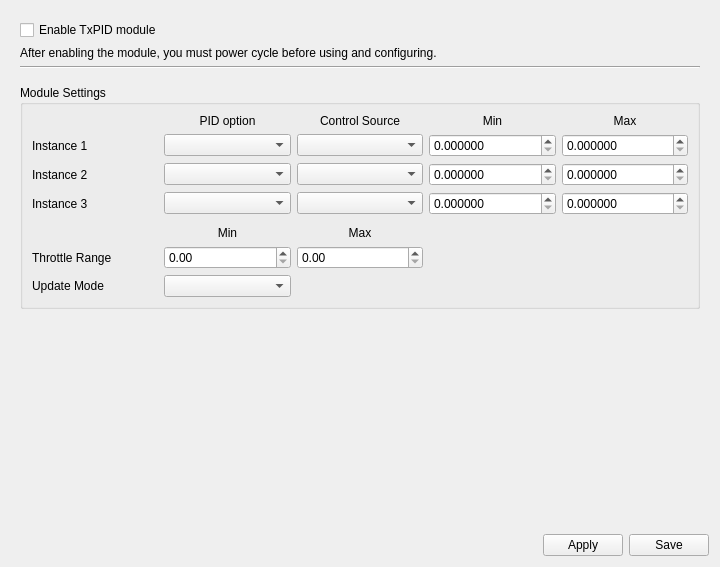
Before: the Qt Designer form ground/openpilotgcs/src/plugins/config/txpid.ui in openpilot/OpenPilot, drawn with Qt 5.
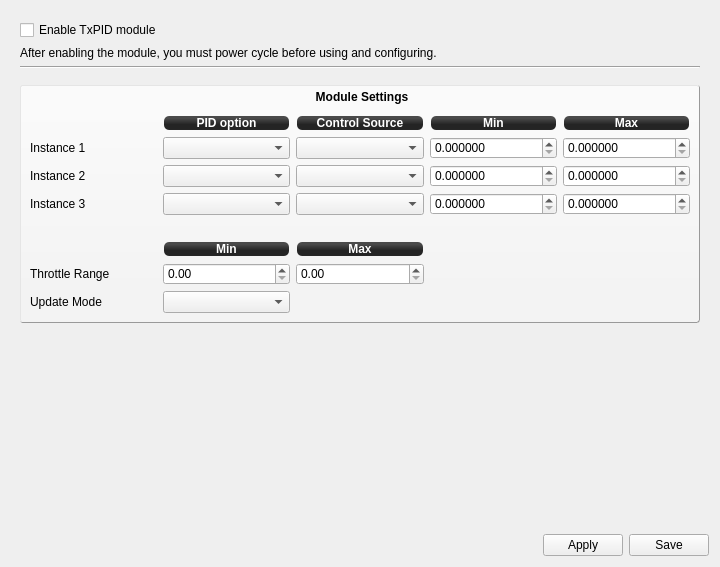
After: the same form once the commit is applied.

Commit message: Made the config look-and-feel more consistent according to the stabilization panel

```diff
--- a/ground/openpilotgcs/src/plugins/config/txpid.ui
+++ b/ground/openpilotgcs/src/plugins/config/txpid.ui
@@ -28,7 +28,7 @@
         <x>0</x>
         <y>0</y>
         <width>702</width>
-        <height>497</height>
+        <height>489</height>
        </rect>
       </property>
       <layout class="QVBoxLayout" name="verticalLayout_2">
@@ -93,12 +93,36 @@
            <height>100</height>
           </size>
          </property>
+         <property name="styleSheet">
+          <string notr="true">#groupBox_6{
+background-color: qlineargradient(spread:pad, x1:0.507, y1:0.869318, x2:0.507, y2:0.0965909, stop:0 rgba(243, 243, 243, 255), stop:1 rgba(250, 250, 250, 255));
+border: 1px outset #999;
+border-radius: 3;
+font:bold;
+}
+
+QGroupBox::title {
+     subcontrol-origin: margin;
+     subcontrol-position: top center; /* position at the top center */
+     padding: 0 3px;
+     background-color: qlineargradient(x1: 0, y1: 0, x2: 0, y2: 1,
+                                       stop: 0 #FFOECE, stop: 1 #FFFFFF);
+	top: 5px;
+ }</string>
+         </property>
          <property name="title">
           <string>Module Settings</string>
          </property>
          <layout class="QGridLayout" name="gridLayout">
-          <item row="0" column="1">
+          <item row="1" column="1">
            <widget class="QLabel" name="label_51">
+            <property name="styleSheet">
+             <string notr="true">background-color: qlineargradient(spread:reflect, x1:0.507, y1:0, x2:0.507, y2:0.772, stop:0.208955 rgba(74, 74, 74, 255), stop:0.78607 rgba(36, 36, 36, 255));
+color: rgb(255, 255, 255);
+border-radius: 5;
+font: bold 12px;
+margin:1px;</string>
+            </property>
             <property name="text">
              <string>PID option</string>
             </property>
@@ -107,8 +131,15 @@
             </property>
            </widget>
           </item>
-          <item row="0" column="2">
+          <item row="1" column="2">
            <widget class="QLabel" name="label_50">
+            <property name="styleSheet">
+             <string notr="true">background-color: qlineargradient(spread:reflect, x1:0.507, y1:0, x2:0.507, y2:0.772, stop:0.208955 rgba(74, 74, 74, 255), stop:0.78607 rgba(36, 36, 36, 255));
+color: rgb(255, 255, 255);
+border-radius: 5;
+font: bold 12px;
+margin:1px;</string>
+            </property>
             <property name="text">
              <string>Control Source</string>
             </property>
@@ -117,8 +148,15 @@
             </property>
            </widget>
           </item>
-          <item row="0" column="3">
+          <item row="1" column="3">
            <widget class="QLabel" name="label_49">
+            <property name="styleSheet">
+             <string notr="true">background-color: qlineargradient(spread:reflect, x1:0.507, y1:0, x2:0.507, y2:0.772, stop:0.208955 rgba(74, 74, 74, 255), stop:0.78607 rgba(36, 36, 36, 255));
+color: rgb(255, 255, 255);
+border-radius: 5;
+font: bold 12px;
+margin:1px;</string>
+            </property>
             <property name="text">
              <string>Min</string>
             </property>
@@ -127,8 +165,15 @@
             </property>
            </widget>
           </item>
-          <item row="0" column="4">
+          <item row="1" column="4">
            <widget class="QLabel" name="label">
+            <property name="styleSheet">
+             <string notr="true">background-color: qlineargradient(spread:reflect, x1:0.507, y1:0, x2:0.507, y2:0.772, stop:0.208955 rgba(74, 74, 74, 255), stop:0.78607 rgba(36, 36, 36, 255));
+color: rgb(255, 255, 255);
+border-radius: 5;
+font: bold 12px;
+margin:1px;</string>
+            </property>
             <property name="text">
              <string>Max</string>
             </property>
@@ -137,14 +182,14 @@
             </property>
            </widget>
           </item>
-          <item row="1" column="0">
+          <item row="2" column="0">
            <widget class="QLabel" name="label_47">
             <property name="text">
              <string>Instance 1</string>
             </property>
            </widget>
           </item>
-          <item row="1" column="1">
+          <item row="2" column="1">
            <widget class="QComboBox" name="PID1">
             <property name="toolTip">
              <string>Select PID option or option pair to update.
@@ -152,7 +197,7 @@
             </property>
            </widget>
           </item>
-          <item row="1" column="2">
+          <item row="2" column="2">
            <widget class="QComboBox" name="Input1">
             <property name="toolTip">
              <string>Select input used as a control source for this instance.
@@ -172,7 +217,7 @@
             </property>
            </widget>
           </item>
-          <item row="1" column="3">
+          <item row="2" column="3">
            <widget class="QDoubleSpinBox" name="MinPID1">
             <property name="toolTip">
              <string>Minimum PID value mapped to Accessory channel = 0 or
@@ -186,7 +231,7 @@
             </property>
            </widget>
           </item>
-          <item row="1" column="4">
+          <item row="2" column="4">
            <widget class="QDoubleSpinBox" name="MaxPID1">
             <property name="toolTip">
              <string>Maximum PID value mapped to Accessory channel = 1 or
@@ -200,14 +245,14 @@
             </property>
            </widget>
           </item>
-          <item row="2" column="0">
+          <item row="3" column="0">
            <widget class="QLabel" name="label_48">
             <property name="text">
              <string>Instance 2</string>
             </property>
            </widget>
           </item>
-          <item row="2" column="1">
+          <item row="3" column="1">
            <widget class="QComboBox" name="PID2">
             <property name="toolTip">
              <string>Select PID option or option pair to update.
@@ -215,7 +260,7 @@
             </property>
            </widget>
           </item>
-          <item row="2" column="2">
+          <item row="3" column="2">
            <widget class="QComboBox" name="Input2">
             <property name="toolTip">
              <string>Select input used as a control source for this instance.
@@ -235,7 +280,7 @@
             </property>
            </widget>
           </item>
-          <item row="2" column="3">
+          <item row="3" column="3">
            <widget class="QDoubleSpinBox" name="MinPID2">
             <property name="toolTip">
              <string>Minimum PID value mapped to Accessory channel = 0 or
@@ -249,7 +294,7 @@
             </property>
            </widget>
           </item>
-          <item row="2" column="4">
+          <item row="3" column="4">
            <widget class="QDoubleSpinBox" name="MaxPID2">
             <property name="toolTip">
              <string>Maximum PID value mapped to Accessory channel = 1 or
@@ -263,14 +308,14 @@
             </property>
            </widget>
           </item>
-          <item row="3" column="0">
+          <item row="4" column="0">
            <widget class="QLabel" name="label_52">
             <property name="text">
              <string>Instance 3</string>
             </property>
            </widget>
           </item>
-          <item row="3" column="1">
+          <item row="4" column="1">
            <widget class="QComboBox" name="PID3">
             <property name="toolTip">
              <string>Select PID option or option pair to update.
@@ -278,7 +323,7 @@
             </property>
            </widget>
           </item>
-          <item row="3" column="2">
+          <item row="4" column="2">
            <widget class="QComboBox" name="Input3">
             <property name="toolTip">
              <string>Select input used as a control source for this instance.
@@ -298,7 +343,7 @@
             </property>
            </widget>
           </item>
-          <item row="3" column="3">
+          <item row="4" column="3">
            <widget class="QDoubleSpinBox" name="MinPID3">
             <property name="toolTip">
              <string>Minimum PID value mapped to Accessory channel = 0 or
@@ -312,7 +357,7 @@
             </property>
            </widget>
           </item>
-          <item row="3" column="4">
+          <item row="4" column="4">
            <widget class="QDoubleSpinBox" name="MaxPID3">
             <property name="toolTip">
              <string>Maximum PID value mapped to Accessory channel = 1 or
@@ -326,14 +371,14 @@
             </property>
            </widget>
           </item>
-          <item row="7" column="0">
+          <item row="8" column="0">
            <widget class="QLabel" name="label_2">
             <property name="text">
              <string>Update Mode</string>
             </property>
            </widget>
           </item>
-          <item row="7" column="1">
+          <item row="8" column="1">
            <widget class="QComboBox" name="UpdateMode">
             <property name="toolTip">
              <string>PID values update mode which can be set to:
@@ -349,14 +394,14 @@
             </property>
            </widget>
           </item>
-          <item row="6" column="0">
+          <item row="7" column="0">
            <widget class="QLabel" name="label_3">
             <property name="text">
              <string>Throttle Range</string>
             </property>
            </widget>
           </item>
-          <item row="6" column="1">
+          <item row="7" column="1">
            <widget class="QDoubleSpinBox" name="ThrottleMin">
             <property name="toolTip">
              <string>Throttle channel lower bound mapped to PID Min value</string>
@@ -369,7 +414,7 @@
             </property>
            </widget>
           </item>
-          <item row="6" column="2">
+          <item row="7" column="2">
            <widget class="QDoubleSpinBox" name="ThrottleMax">
             <property name="toolTip">
              <string>Throttle channel upper bound mapped to PID Max value</string>
@@ -382,8 +427,15 @@
             </property>
            </widget>
           </item>
-          <item row="5" column="1">
+          <item row="6" column="1">
            <widget class="QLabel" name="label_4">
+            <property name="styleSheet">
+             <string notr="true">background-color: qlineargradient(spread:reflect, x1:0.507, y1:0, x2:0.507, y2:0.772, stop:0.208955 rgba(74, 74, 74, 255), stop:0.78607 rgba(36, 36, 36, 255));
+color: rgb(255, 255, 255);
+border-radius: 5;
+font: bold 12px;
+margin:1px;</string>
+            </property>
             <property name="text">
              <string>Min</string>
             </property>
@@ -392,8 +444,15 @@
             </property>
            </widget>
           </item>
-          <item row="5" column="2">
+          <item row="6" column="2">
            <widget class="QLabel" name="label_5">
+            <property name="styleSheet">
+             <string notr="true">background-color: qlineargradient(spread:reflect, x1:0.507, y1:0, x2:0.507, y2:0.772, stop:0.208955 rgba(74, 74, 74, 255), stop:0.78607 rgba(36, 36, 36, 255));
+color: rgb(255, 255, 255);
+border-radius: 5;
+font: bold 12px;
+margin:1px;</string>
+            </property>
             <property name="text">
              <string>Max</string>
             </property>
@@ -402,7 +461,20 @@
             </property>
            </widget>
           </item>
-          <item row="4" column="0">
+          <item row="0" column="2">
+           <spacer name="verticalSpacer_4">
+            <property name="orientation">
+             <enum>Qt::Vertical</enum>
+            </property>
+            <property name="sizeHint" stdset="0">
+             <size>
+              <width>20</width>
+              <height>20</height>
+             </size>
+            </property>
+           </spacer>
+          </item>
+          <item row="5" column="1">
            <spacer name="verticalSpacer_3">
             <property name="orientation">
              <enum>Qt::Vertical</enum>
@@ -413,7 +485,7 @@
             <property name="sizeHint" stdset="0">
              <size>
               <width>20</width>
-              <height>5</height>
+              <height>20</height>
              </size>
             </property>
            </spacer>
```
The commit also changes 7 other files.
